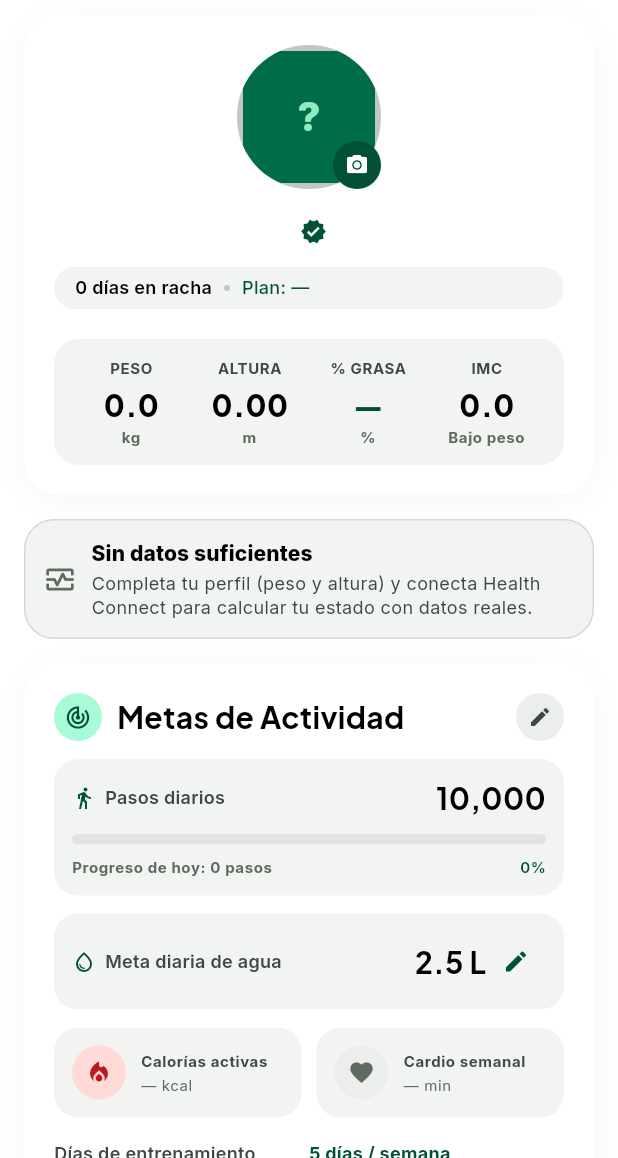
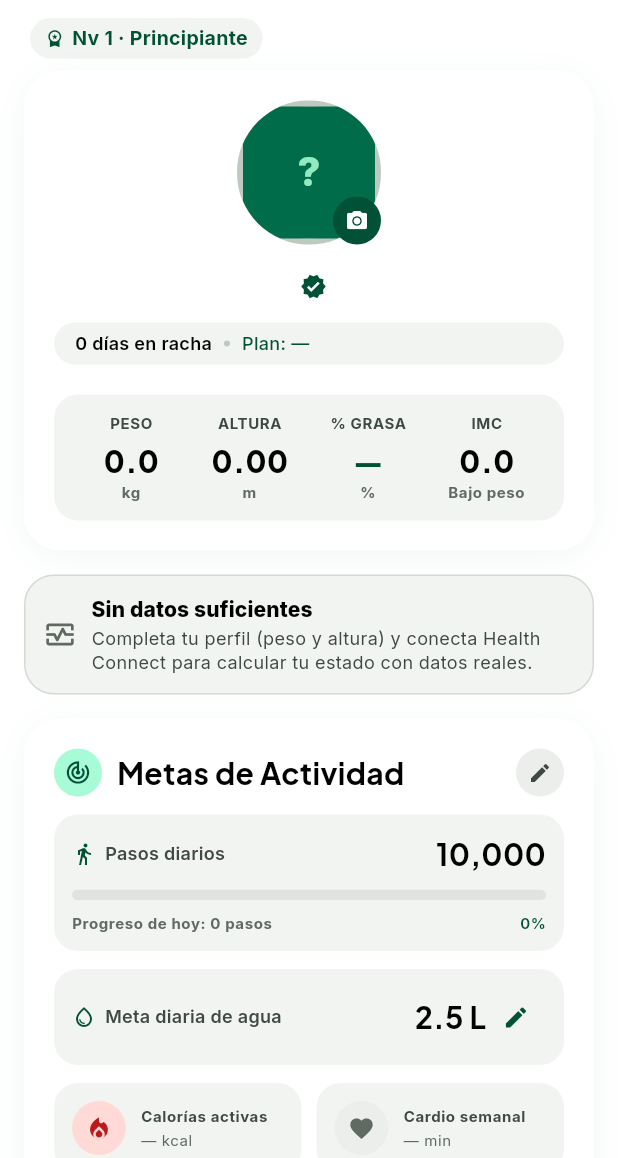
Before and after one commit to maurodev22/FitPulse, a Flutter app: the ProfileScreen screen opened directly, on a phone screen of 412 x 824 dp, the part 78-1236 px from its top. Run offline on Flutter 3.47's test engine with Material 3 defaults, Android fonts, the phone set to English and light mode, and no system bars; our stand-ins replace camera, flutter_local_notifications, google_mobile_ads, image_picker, pedometer, share_plus and 2 more; missing offline and left inert: google_mlkit_pose_detection, health; accounts and stored records are empty.

Commit message:
L5 Fase E: toques de contexto (identidad leve del nivel)
- E1: NivelChip pasivo 'Nv N · Nombre' (sin ripple muerto) en el header de
  Progreso y de Perfil. Vive en su propia linea bajo el Row del header para
  no competir con el chip de racha; LayoutBuilder + Flexible + softWrap
  garantiza cero desbordes a escala de texto 2.0x en 360 dp (compacto a 1.0x).
- E2: mini-barra de XP en Home (10 px bajo la racha) con progresoNivel real,
  informacion pasiva sin interaccion.
- E3: el snapshot del widget de home (construirSnapshotWidget) ahora incluye
  el nivel real; HomeWidgetBridge lo envia y HomeWidgetProvider.kt pinta la
  micro-burbuja 'Hoy · Lv N' con el mismo calculo que la app (1 + XP/300).
  La verificacion nativa queda para la proxima instalacion en movil.
- String nueva prNivelChip es/en.
- Tests: test/fase_e_test.dart (5) + avisos_test actualizado (nivel en el
  snapshot) -> suite 293/293 verdes y flutter analyze 0 issues;
  accessibilidad/responsive (360/393/411, 2.0x) re-verificadas con los chips.
- Docs: PROXIMAS_FASES (Fase E), PLAN (11.10), GUIA_TESTEO_UNIFICADA (B9,
  63 pasos), README, FUNCIONALIDADES, GUIA_REVISION_UIUX.

```diff
--- a/lib/screens/profile_screen.dart
+++ b/lib/screens/profile_screen.dart
@@ -766,10 +766,14 @@ class _ProfileHeader extends StatelessWidget {
   @override
   Widget build(BuildContext context) {
     final strings = context.watch<LocaleService>().strings;
+    final state = context.watch<AppState>();
     return Container(
       padding: const EdgeInsets.fromLTRB(20, 12, 20, 8),
       decoration: BoxDecoration(color: AppColors.surface),
-      child: Row(
+      child: Column(
+        crossAxisAlignment: CrossAxisAlignment.start,
+        children: [
+          Row(
             children: [
               Expanded(
                 child: Column(
@@ -801,6 +805,12 @@ class _ProfileHeader extends StatelessWidget {
                   child: Icon(Icons.settings_outlined, size: 22, color: AppColors.onSurfaceVariant),
                 ),
               ),
+            ],
+          ),
+          const SizedBox(height: 10),
+          // E1: el nivel como identidad, pasivo (sin acción detrás). Vive en
+          // su propia línea: a 2.0× no compite con la racha por el ancho.
+          NivelChip(nivel: state.nivel, nombre: state.nombreNivel),
         ],
       ),
     );
--- a/lib/services/home_widget_service.dart
+++ b/lib/services/home_widget_service.dart
@@ -54,6 +54,7 @@ class HomeWidgetBridge with WidgetsBindingObserver {
           ? _appState.gastoActivoHoy
           : null,
       racha: _appState.rachaDias,
+      nivel: _appState.nivel,
       fecha: fecha,
     );
   }
--- a/lib/services/locale_service.dart
+++ b/lib/services/locale_service.dart
@@ -568,6 +568,10 @@ class AppStrings {
           'Train $o consecutive days and earn +100 bonus pts.');
   String prNivel(int n, String nombreEs) =>
       _t('Nivel $n · $nombreEs', 'Level $n · ${nivelName(nombreEs)}');
+
+  /// Fase E1: chip compacto "Nv 3 · Intermedio" de los headers.
+  String prNivelChip(int n, String nombreEs) =>
+      _t('Nv $n · $nombreEs', 'Lv $n · ${nivelName(nombreEs)}');
   String prPts(int xp) => _t('$xp pts', '$xp pts');
   String prPtsParaNivel(int restantes, int siguiente) => _t(
       '+50 pts por sesión completada · $restantes pts para nivel $siguiente',
--- a/lib/state/avisos.dart
+++ b/lib/state/avisos.dart
@@ -72,14 +72,16 @@ String textoAvisoRacha(int rachaDias) {
 /// - [calorias]: gasto activo real de Health Connect, o `null` si no hay
 ///   permiso + dato (el widget mostrará "—").
 /// - [racha]: días de racha reales del historial.
+/// - [nivel]: nivel real derivado del XP (burbuja "Lv N" del widget).
 /// - [fecha]: día en formato ISO (yyyy-MM-dd) para refresco del widget.
 String construirSnapshotWidget({
   required int pasos,
   double? calorias,
   required int racha,
+  required int nivel,
   required String fecha,
 }) {
   return '{"fecha":"$fecha","pasos":$pasos,'
       '"calorias":${calorias == null ? 'null' : calorias.round()},'
-      '"racha":$racha}';
+      '"racha":$racha,"nivel":$nivel}';
 }
--- a/lib/widgets/racha_chip.dart
+++ b/lib/widgets/racha_chip.dart
@@ -67,7 +67,55 @@ class RachaChip extends StatelessWidget {
   }
 }
 
-/// Diálogo pequeño con las estadísticas generales de la cuenta.
+/// Chip pasivo "Nv 3 · Intermedio" (Fase E1): el nivel como parte de la
+/// identidad en headers (Progreso y Perfil). NO es pulsable a propósito: no
+/// hay acción detrás, así que no finge ser un botón (sin ripple muerto).
+class NivelChip extends StatelessWidget {
+  const NivelChip({super.key, required this.nivel, required this.nombre});
+
+  /// Nivel real derivado del XP (`AppState.nivel`).
+  final int nivel;
+
+  /// Etiqueta del nivel en español ('Principiante' | 'Intermedio' |
+  /// 'Avanzado'); el chip la traduce con LocaleService.
+  final String nombre;
+
+  @override
+  Widget build(BuildContext context) {
+    final strings = context.watch<LocaleService>().strings;
+    return LayoutBuilder(
+      builder: (context, constraints) {
+        return Container(
+          padding: const EdgeInsets.symmetric(horizontal: 10, vertical: 5),
+          decoration: BoxDecoration(
+            color: AppColors.surfaceContainerLow,
+            borderRadius: BorderRadius.circular(999),
+          ),
+          child: Row(
+            mainAxisSize: MainAxisSize.min,
+            children: [
+              Icon(Icons.workspace_premium, size: 13, color: AppColors.primary),
+              const SizedBox(width: 5),
+              // Flexible + softWrap: a escala de texto 2.0× el texto se
+              // envuelve en vez de desbordar (identidad pasiva, sin presión).
+              Flexible(
+                child: Text(
+                  strings.prNivelChip(nivel, nombre),
+                  softWrap: true,
+                  style: AppType.labelMd.copyWith(
+                    color: AppColors.primary,
+                    fontWeight: FontWeight.w700,
+                    fontSize: 13,
+                  ),
+                ),
+              ),
+            ],
+          ),
+        );
+      },
+    );
+  }
+}
 ///
 /// Todos los números salen del historial real: no se estima ni se rellena
 /// nada. Cuando aún no hay sesiones, se dice explícitamente en lugar de
```
Also changed, not shown: lib/screens/home_screen.dart (+23 -1 lines), lib/screens/progress_screen.dart (+10 -1 lines), 9 other files. Lines whose indentation alone changed are shown as unchanged.
